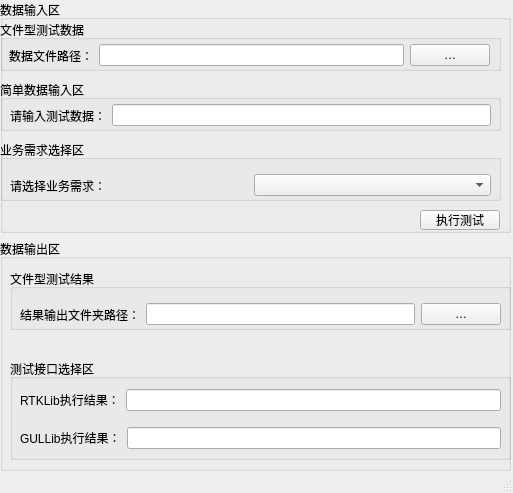
wchf214/GUL, file GULTestTool/mainwindow.ui: the form before one commit.
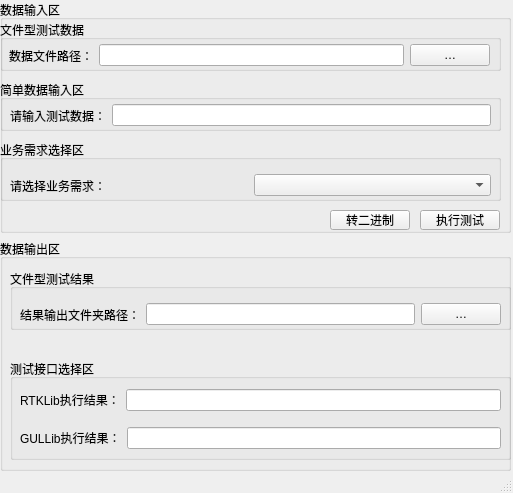
The form after the commit.

What changed in the file:
```diff
--- a/GULTestTool/mainwindow.ui
+++ b/GULTestTool/mainwindow.ui
@@ -154,6 +154,19 @@
          <string>执行测试</string>
         </property>
        </widget>
+       <widget class="QPushButton" name="btnFileToBin">
+        <property name="geometry">
+         <rect>
+          <x>330</x>
+          <y>210</y>
+          <width>80</width>
+          <height>20</height>
+         </rect>
+        </property>
+        <property name="text">
+         <string>转二进制</string>
+        </property>
+       </widget>
       </widget>
      </item>
      <item>
```
